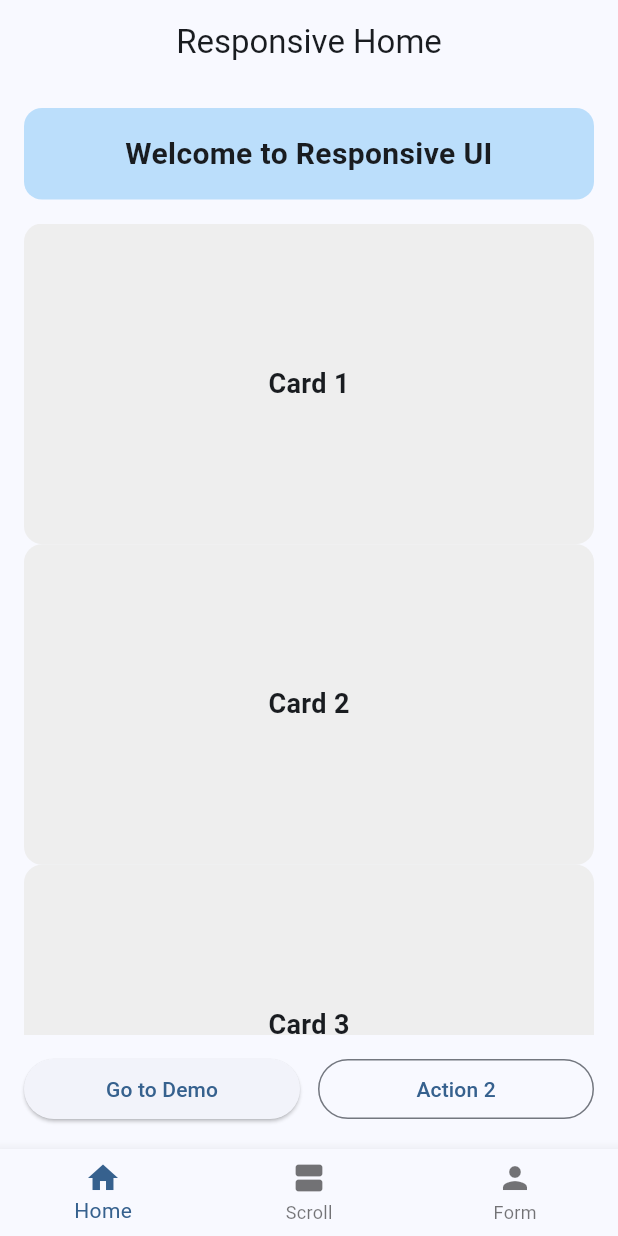
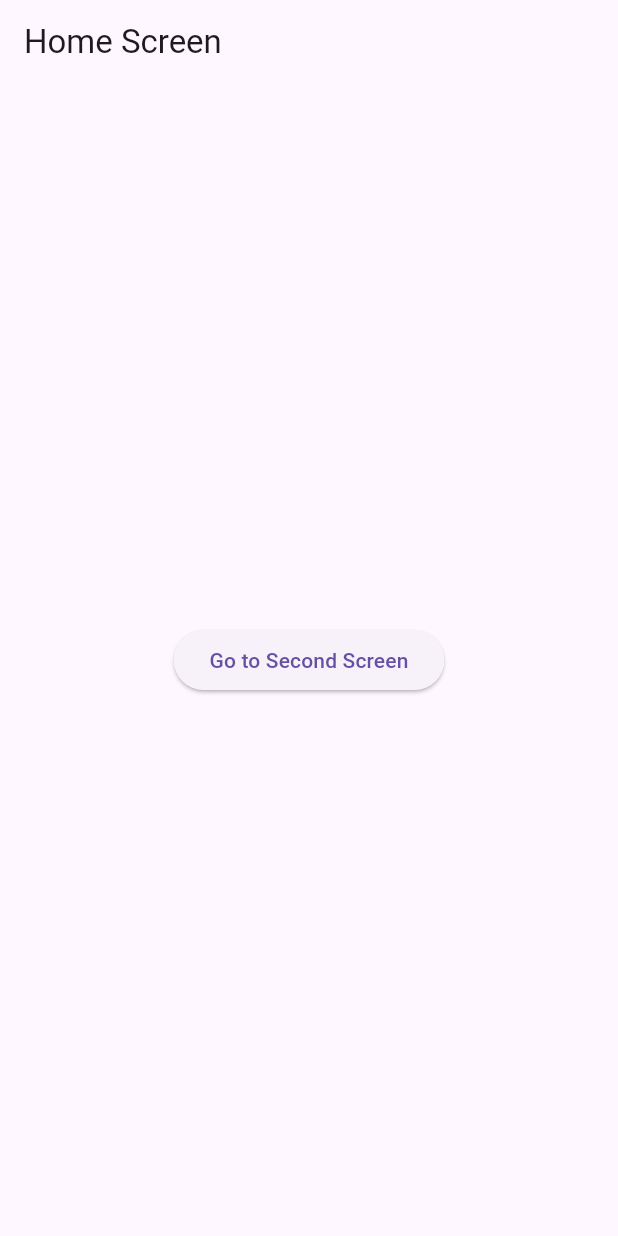
Before and after one commit to kalviumcommunity/S62-1225-CodeVolt-Flutter-RailRoute, a Flutter app: the screen it shows after launch, on a phone screen of 412 x 824 dp. Run offline on Flutter 3.47's test engine with Material 3 defaults, Android fonts, the phone set to English and light mode, and no system bars.

Commit message:
completed navigation

```diff
--- a/rail_route/lib/main.dart
+++ b/rail_route/lib/main.dart
@@ -1,28 +1,10 @@
 import 'package:flutter/material.dart';
-import 'package:provider/provider.dart';
 
-import 'screens/repsonsive_home.dart';
-import 'screens/stateless_stateful_demo.dart';
-import 'screens/animation_demo_screen.dart';
-import 'screens/bottom_nav_screen.dart';
+import 'screens/home_screen.dart';
+import 'screens/second_screen.dart';
 
 void main() {
-  runApp(
-    ChangeNotifierProvider(
-      create: (_) => ThemeProvider(),
-      child: const MyApp(),
-    ),
-  );
-}
-
-/// 🔁 Theme Provider
-class ThemeProvider extends ChangeNotifier {
-  ThemeMode mode = ThemeMode.system;
-
-  void toggleTheme(bool isDark) {
-    mode = isDark ? ThemeMode.dark : ThemeMode.light;
-    notifyListeners();
-  }
+  runApp(const MyApp());
 }
 
 class MyApp extends StatelessWidget {
@@ -30,43 +12,17 @@ class MyApp extends StatelessWidget {
 
   @override
   Widget build(BuildContext context) {
-    final themeProvider = context.watch<ThemeProvider>();
-
     return MaterialApp(
       debugShowCheckedModeBanner: false,
-      title: 'Sprint 2 – Responsive Demo',
+      title: 'Multi-Screen Navigation Demo',
 
-      // 🌞 Light Theme
-      theme: ThemeData(
-        useMaterial3: true,
-        brightness: Brightness.light,
-        colorScheme: ColorScheme.fromSeed(
-          seedColor: Colors.blue,
-          brightness: Brightness.light,
-        ),
-      ),
+      // 🔑 Initial screen
+      initialRoute: '/',
 
-      // 🌙 Dark Theme
-      darkTheme: ThemeData(
-        useMaterial3: true,
-        brightness: Brightness.dark,
-        colorScheme: ColorScheme.fromSeed(
-          seedColor: Colors.blue,
-          brightness: Brightness.dark,
-        ),
-      ),
-
-      // 🔄 Dynamic switching
-      themeMode: themeProvider.mode,
-
-      // 🔑 BottomNavigationBar is the root
-      home: const BottomNavScreen(),
-
-      // ✅ SAME routes kept for internal navigation
+      // 🛣️ Named routes
       routes: {
-        '/home': (context) => const ResponsiveHome(),
-        '/demo': (context) => const StatelessStatefulDemo(),
-        '/animations': (context) => AnimationDemoScreen(),
+        '/': (context) => const HomeScreen(),
+        '/second': (context) => const SecondScreen(),
       },
     );
   }
--- /dev/null
+++ b/rail_route/lib/screens/home_screen.dart
@@ -0,0 +1,27 @@
+import 'package:flutter/material.dart';
+
+class HomeScreen extends StatelessWidget {
+  const HomeScreen({super.key});
+
+  @override
+  Widget build(BuildContext context) {
+    return Scaffold(
+      appBar: AppBar(
+        title: const Text('Home Screen'),
+      ),
+      body: Center(
+        child: ElevatedButton(
+          onPressed: () {
+            // ➡️ Navigate to second screen using named route
+            Navigator.pushNamed(
+              context,
+              '/second',
+              arguments: 'Hello from Home Screen!',
+            );
+          },
+          child: const Text('Go to Second Screen'),
+        ),
+      ),
+    );
+  }
+}
```
Also changed, not shown: rail_route/lib/screens/second_screen.dart (added, +37 -0 lines).
